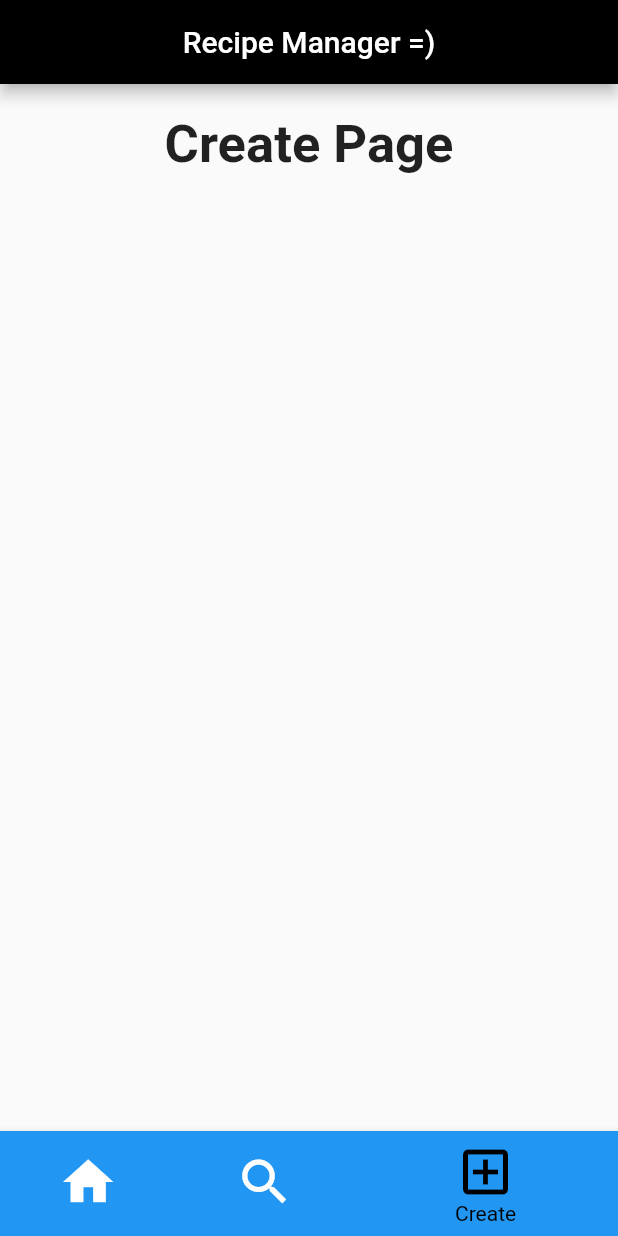
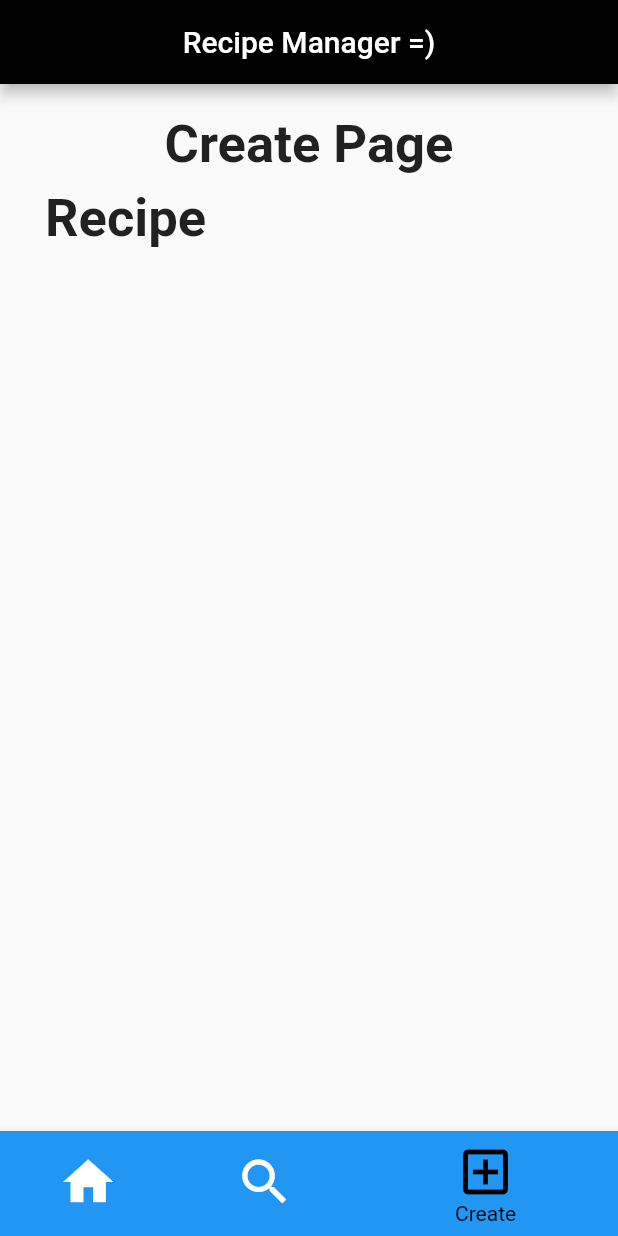
Before and after one commit to imkiddingbro/TheVeterans, a Flutter app: the screen it shows after launch, item 3 of the bottom bar chosen, on a phone screen of 412 x 824 dp. Run offline on Flutter 3.47's test engine with Material 2 defaults, Android fonts, the light colour scheme and no system bars; missing offline and left inert: dart:html.

Commit message:
changed the list to contain an ex of widget depth

```diff
--- a/recipemanager/lib/main.dart
+++ b/recipemanager/lib/main.dart
@@ -1,3 +1,5 @@
+import 'dart:html';
+
 import 'package:flutter/material.dart';
 
 void main() {
@@ -30,8 +32,20 @@ class MyNavigationBarState extends State<MyNavigationBar> {
         style: TextStyle(fontSize: 35, fontWeight: FontWeight.bold)),
     const Text('Search Page',
         style: TextStyle(fontSize: 35, fontWeight: FontWeight.bold)),
-    const Text('Create Page',
-        style: TextStyle(fontSize: 35, fontWeight: FontWeight.bold)),
+    Container(
+      child: Row(children: [
+        Expanded(child: Column(
+          crossAxisAlignment: CrossAxisAlignment.start,
+          children: [
+            Container(
+              padding: const EdgeInsets.only(bottom: 8),
+              child: Center(child: Text('Create Page', style: TextStyle(fontSize: 35, fontWeight: FontWeight.bold),)),
+            ),
+            const Text('Recipe', style: TextStyle(fontSize: 35, fontWeight: FontWeight.bold),)
+          ],
+        ))
+      ],)
+    ),
   ];
 
   void _onItemTapped(int index) {
@@ -49,11 +63,9 @@ class MyNavigationBarState extends State<MyNavigationBar> {
       ),
       body: Padding(
         padding: EdgeInsets.fromLTRB(30.0, 20.0, 30.0, 0.0),
-        child: Column(children: <Widget>[
-          Center(child: _widgetOptions.elementAt(_selectedIndex)),
-        ]
-
-        )
+        child: Center(child: Column(children: <Widget>[
+          _widgetOptions.elementAt(_selectedIndex),
+        ]))
       ),
       bottomNavigationBar: BottomNavigationBar(
         items: <BottomNavigationBarItem>[
```
